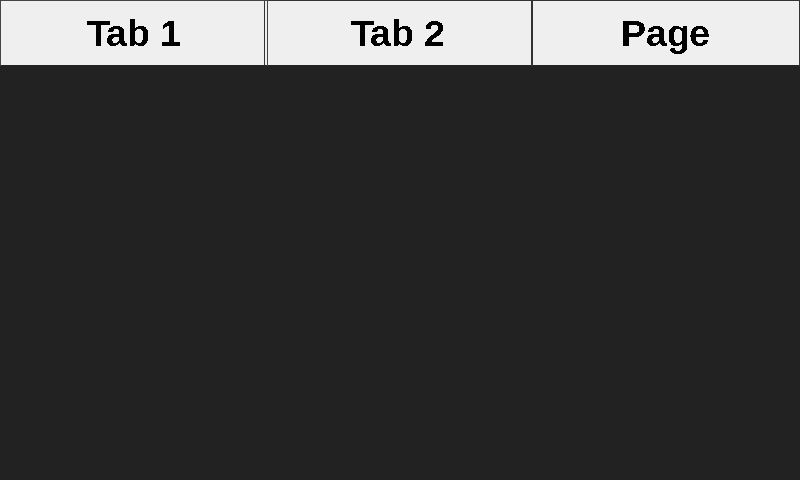
Above: mainwindow.ui from AlexVerschoot/MachineVisionGui before the change. Below: the same form after it.
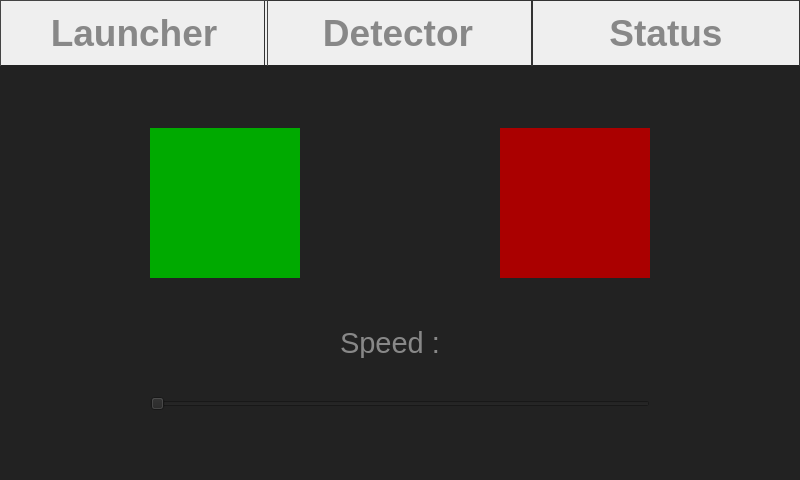
That is the form after the change. Icons and pictures are not drawn.

Commit message: finished the interface for the first page

What changed in the file:
```diff
--- a/mainwindow.ui
+++ b/mainwindow.ui
@@ -10,10 +10,23 @@
     <height>480</height>
    </rect>
   </property>
+  <property name="font">
+   <font>
+    <stylestrategy>PreferAntialias</stylestrategy>
+   </font>
+  </property>
   <property name="windowTitle">
    <string>MainWindow</string>
   </property>
   <widget class="QWidget" name="centralWidget">
+   <property name="enabled">
+    <bool>true</bool>
+   </property>
+   <property name="font">
+    <font>
+     <stylestrategy>PreferAntialias</stylestrategy>
+    </font>
+   </property>
    <property name="styleSheet">
     <string notr="true"/>
    </property>
@@ -43,9 +56,12 @@
       <pointsize>28</pointsize>
       <weight>75</weight>
       <bold>true</bold>
-      <stylestrategy>NoAntialias</stylestrategy>
+      <stylestrategy>PreferAntialias</stylestrategy>
      </font>
     </property>
+    <property name="autoFillBackground">
+     <bool>false</bool>
+    </property>
     <property name="styleSheet">
      <string notr="true"> /* The tab widget frame */
 QTabWidget::pane {
@@ -64,6 +80,7 @@
     min-width: 262px;
 	min-height: 60 px;
     padding: 2px;
+	color : #888;
 }
 
 QTabBar::tab:selected {
@@ -109,6 +126,11 @@
      <bool>false</bool>
     </property>
     <widget class="QWidget" name="tab">
+     <property name="font">
+      <font>
+       <stylestrategy>PreferAntialias</stylestrategy>
+      </font>
+     </property>
      <property name="autoFillBackground">
       <bool>false</bool>
      </property>
@@ -119,8 +141,139 @@
 padding : 0px;</string>
      </property>
      <attribute name="title">
-      <string>Tab 1</string>
+      <string>Launcher</string>
      </attribute>
+     <widget class="QSlider" name="horizontalSlider">
+      <property name="geometry">
+       <rect>
+        <x>150</x>
+        <y>320</y>
+        <width>500</width>
+        <height>31</height>
+       </rect>
+      </property>
+      <property name="autoFillBackground">
+       <bool>false</bool>
+      </property>
+      <property name="orientation">
+       <enum>Qt::Horizontal</enum>
+      </property>
+     </widget>
+     <widget class="QPushButton" name="pushButton">
+      <property name="geometry">
+       <rect>
+        <x>150</x>
+        <y>60</y>
+        <width>150</width>
+        <height>150</height>
+       </rect>
+      </property>
+      <property name="autoFillBackground">
+       <bool>false</bool>
+      </property>
+      <property name="styleSheet">
+       <string notr="true">QPushButton, QPushButton:focus{ background-color: #0a0; }
+QPushButton:focus:pressed{ background-color: #0f0; }
+</string>
+      </property>
+      <property name="text">
+       <string/>
+      </property>
+      <property name="icon">
+       <iconset resource="images.qrc">
+        <normaloff>:/new/prefix1/images/icon_play.png</normaloff>:/new/prefix1/images/icon_play.png</iconset>
+      </property>
+      <property name="iconSize">
+       <size>
+        <width>128</width>
+        <height>128</height>
+       </size>
+      </property>
+     </widget>
+     <widget class="QPushButton" name="pushButton_2">
+      <property name="geometry">
+       <rect>
+        <x>500</x>
+        <y>60</y>
+        <width>150</width>
+        <height>150</height>
+       </rect>
+      </property>
+      <property name="sizePolicy">
+       <sizepolicy hsizetype="Ignored" vsizetype="Ignored">
+        <horstretch>0</horstretch>
+        <verstretch>0</verstretch>
+       </sizepolicy>
+      </property>
+      <property name="focusPolicy">
+       <enum>Qt::StrongFocus</enum>
+      </property>
+      <property name="autoFillBackground">
+       <bool>false</bool>
+      </property>
+      <property name="styleSheet">
+       <string notr="true">QPushButton, QPushButton:focus{background-color: #a00; }
+QPushButton:focus:pressed{ background-color: #f00; }
+QPushButton{
+	
+}</string>
+      </property>
+      <property name="text">
+       <string notr="true"/>
+      </property>
+      <property name="icon">
+       <iconset resource="images.qrc">
+        <normaloff>:/new/prefix1/images/icon_stop.png</normaloff>:/new/prefix1/images/icon_stop.png</iconset>
+      </property>
+      <property name="iconSize">
+       <size>
+        <width>128</width>
+        <height>128</height>
+       </size>
+      </property>
+      <property name="shortcut">
+       <string notr="true"/>
+      </property>
+      <property name="checkable">
+       <bool>false</bool>
+      </property>
+      <property name="autoRepeat">
+       <bool>false</bool>
+      </property>
+      <property name="autoExclusive">
+       <bool>false</bool>
+      </property>
+      <property name="autoDefault">
+       <bool>false</bool>
+      </property>
+      <property name="default">
+       <bool>false</bool>
+      </property>
+      <property name="flat">
+       <bool>false</bool>
+      </property>
+     </widget>
+     <widget class="QLabel" name="label">
+      <property name="geometry">
+       <rect>
+        <x>340</x>
+        <y>260</y>
+        <width>120</width>
+        <height>30</height>
+       </rect>
+      </property>
+      <property name="font">
+       <font>
+        <pointsize>22</pointsize>
+       </font>
+      </property>
+      <property name="styleSheet">
+       <string notr="true">color : #888;</string>
+      </property>
+      <property name="text">
+       <string>Speed :</string>
+      </property>
+     </widget>
     </widget>
     <widget class="QWidget" name="tab_2">
      <property name="styleSheet">
@@ -130,7 +283,7 @@
 padding : 0px;</string>
      </property>
      <attribute name="title">
-      <string>Tab 2</string>
+      <string>Detector</string>
      </attribute>
     </widget>
     <widget class="QWidget" name="tab_3">
@@ -141,7 +294,7 @@
 padding : 0px;</string>
      </property>
      <attribute name="title">
-      <string>Page</string>
+      <string>Status</string>
      </attribute>
     </widget>
    </widget>
```
Left out of the diff: 7 changed lines with no effect on the pictures. The commit also changes 4 other files.
